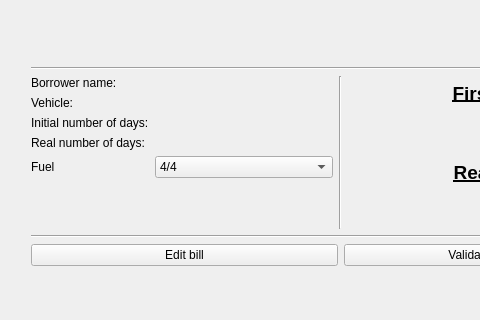
Qt form mainwindow.ui (lolopasdugato/AvisOmatiCQt) before a commit; both pictures show x 0 to 480 and y 160 to 480 of the 678 by 480 pixel window.
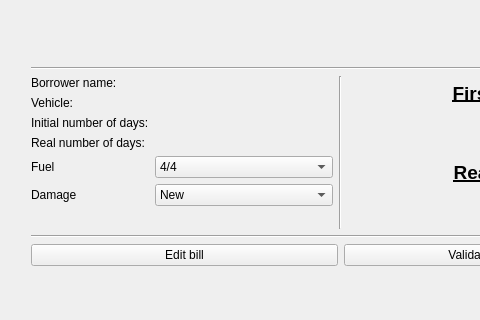
The same form after that commit. The open tabs and pages were chosen to show the change.

What changed in the file:
```diff
--- a/mainwindow.ui
+++ b/mainwindow.ui
@@ -1640,6 +1640,32 @@
              </item>
             </widget>
            </item>
+           <item row="5" column="0">
+            <widget class="QLabel" name="label_53">
+             <property name="text">
+              <string>Damage</string>
+             </property>
+            </widget>
+           </item>
+           <item row="5" column="1">
+            <widget class="QComboBox" name="comboBox">
+             <item>
+              <property name="text">
+               <string>New</string>
+              </property>
+             </item>
+             <item>
+              <property name="text">
+               <string>Damaged</string>
+              </property>
+             </item>
+             <item>
+              <property name="text">
+               <string>Unusable</string>
+              </property>
+             </item>
+            </widget>
+           </item>
           </layout>
          </item>
          <item>
```
Left out of the diff: 12 changed lines with no effect on the pictures.
